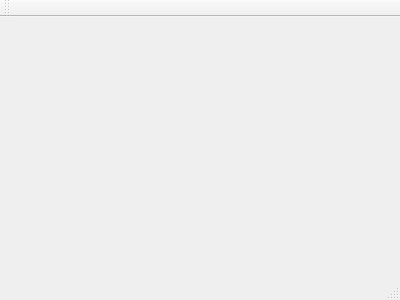
Qt form mainwindow.ui (Xaxetrov/Fil-Rouge) before a commit.
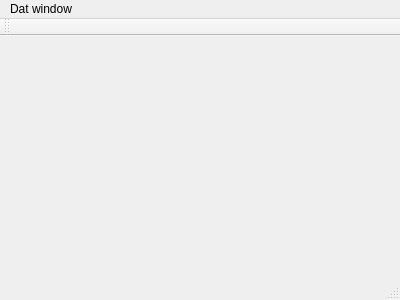
The same form after that commit.

Diff of the .ui file:
```diff
--- a/mainwindow.ui
+++ b/mainwindow.ui
@@ -12,13 +12,34 @@
   <property name="windowTitle" >
    <string>MainWindow</string>
   </property>
-  <widget class="QMenuBar" name="menuBar" />
-  <widget class="QToolBar" name="mainToolBar" />
-  <widget class="QWidget" name="centralWidget" />
-  <widget class="QStatusBar" name="statusBar" />
+  <widget class="QWidget" name="centralWidget"/>
+  <widget class="QMenuBar" name="menuBar">
+   <property name="geometry">
+    <rect>
+     <x>0</x>
+     <y>0</y>
+     <width>400</width>
+     <height>25</height>
+    </rect>
+   </property>
+   <widget class="QMenu" name="menuDat_window">
+    <property name="title">
+     <string>Dat window</string>
+    </property>
+   </widget>
+   <addaction name="menuDat_window"/>
+  </widget>
+  <widget class="QToolBar" name="mainToolBar">
+   <attribute name="toolBarArea">
+    <enum>TopToolBarArea</enum>
+   </attribute>
+   <attribute name="toolBarBreak">
+    <bool>false</bool>
+   </attribute>
+  </widget>
+  <widget class="QStatusBar" name="statusBar"/>
  </widget>
- <layoutDefault spacing="6" margin="11" />
- <pixmapfunction></pixmapfunction>
+ <layoutdefault spacing="6" margin="11"/>
  <resources/>
  <connections/>
 </ui>
```
Left out of the diff: 7 changed lines with no effect on the pictures.
